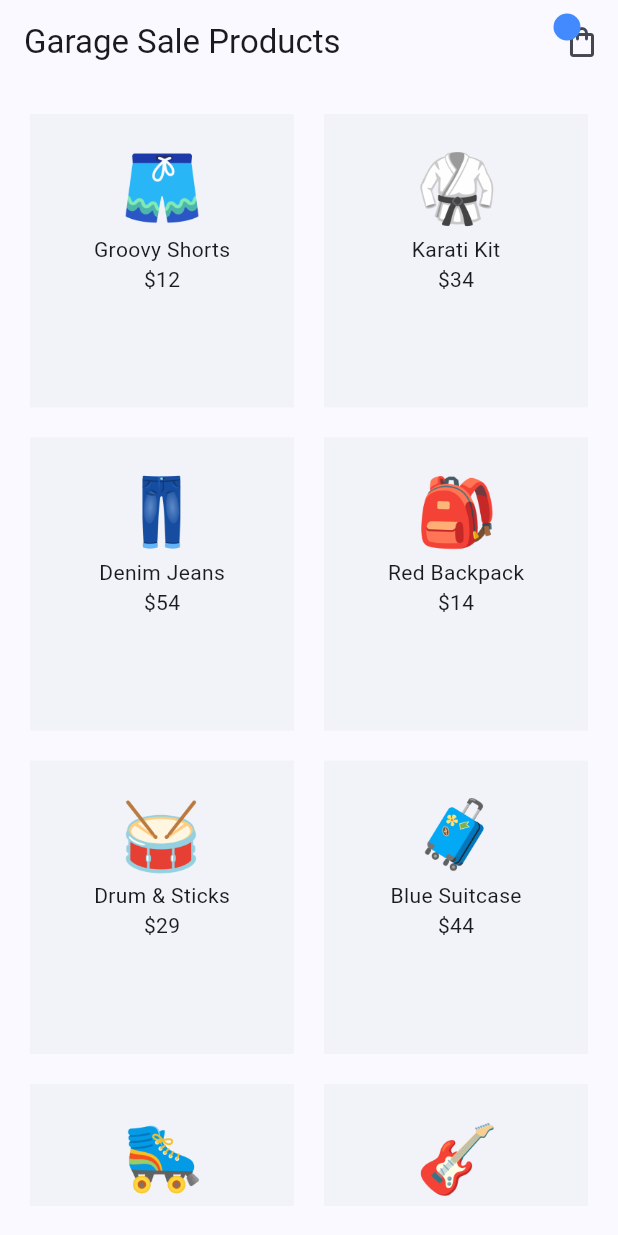
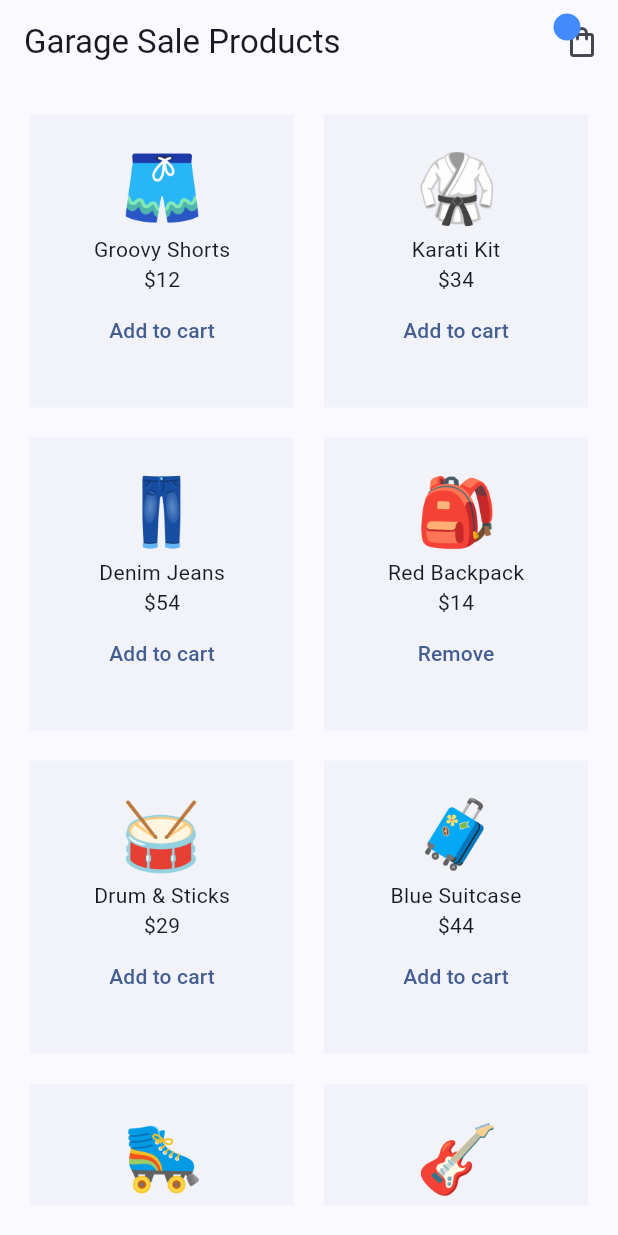
Before and after one commit to jono-rams/Riverpod-Learn, a Flutter app: the screen it shows after launch, on a phone screen of 412 x 824 dp. Run offline on Flutter 3.47's test engine with Material 3 defaults, Android fonts, the phone set to English and light mode, and no system bars; our stand-ins replace flutter_riverpod, riverpod_annotation; generated files the repository leaves out were written again.

Commit message:
Added cart items provider

```diff
--- a/lib/screens/cart/cart_screen.dart
+++ b/lib/screens/cart/cart_screen.dart
@@ -1,6 +1,6 @@
 import 'package:flutter/material.dart';
 import 'package:flutter_riverpod/flutter_riverpod.dart';
-import 'package:riverpod_files/providers/products_provider.dart';
+import 'package:riverpod_files/providers/cart_providers.dart';
 
 class CartScreen extends ConsumerStatefulWidget {
   const CartScreen({super.key});
@@ -14,7 +14,7 @@ class _CartScreenState extends ConsumerState<CartScreen> {
 
   @override
   Widget build(BuildContext context) {
-    final cartProducts = ref.watch(reducedProductsProvider);
+    final cartProducts = ref.watch(cartNotifierProvider);
 
     return Scaffold(
       appBar: AppBar(
--- a/lib/screens/home/home_screen.dart
+++ b/lib/screens/home/home_screen.dart
@@ -1,5 +1,6 @@
 import 'package:flutter/material.dart';
 import 'package:flutter_riverpod/flutter_riverpod.dart';
+import 'package:riverpod_files/providers/cart_providers.dart';
 import 'package:riverpod_files/providers/products_provider.dart';
 import 'package:riverpod_files/shared/cart_icon.dart';
 
@@ -9,6 +10,7 @@ class HomeScreen extends ConsumerWidget {
   @override
   Widget build(BuildContext context, WidgetRef ref) {
     final allProducts = ref.watch(productsProvider);
+    final cartProducts = ref.watch(cartNotifierProvider);
 
     return Scaffold(
       appBar: AppBar(
@@ -38,6 +40,16 @@ class HomeScreen extends ConsumerWidget {
                   ),
                   Text(allProducts[index].title),
                   Text('\$${allProducts[index].price}'),
+                  if (cartProducts.contains(allProducts[index]))
+                    TextButton(
+                      onPressed: () {},
+                      child: const Text('Remove'),
+                    )
+                  else
+                    TextButton(
+                      onPressed: () {},
+                      child: const Text('Add to cart'),
+                    ),
                 ],
               ),
             );
```
Also changed, not shown: lib/providers/cart_providers.dart (added, +22 -0 lines).
